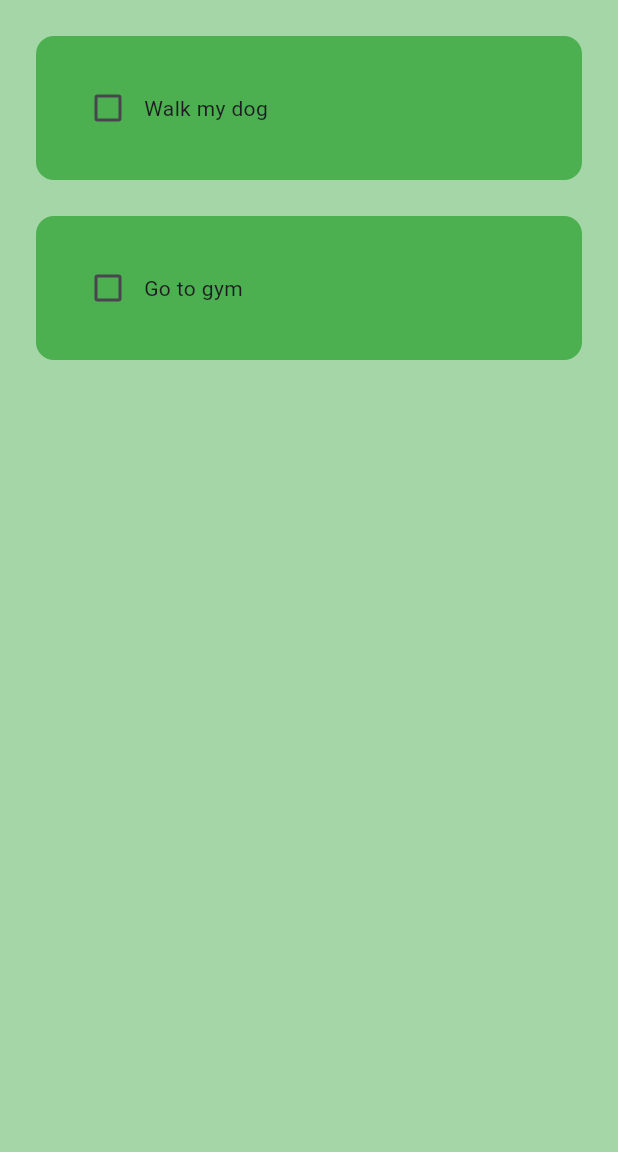
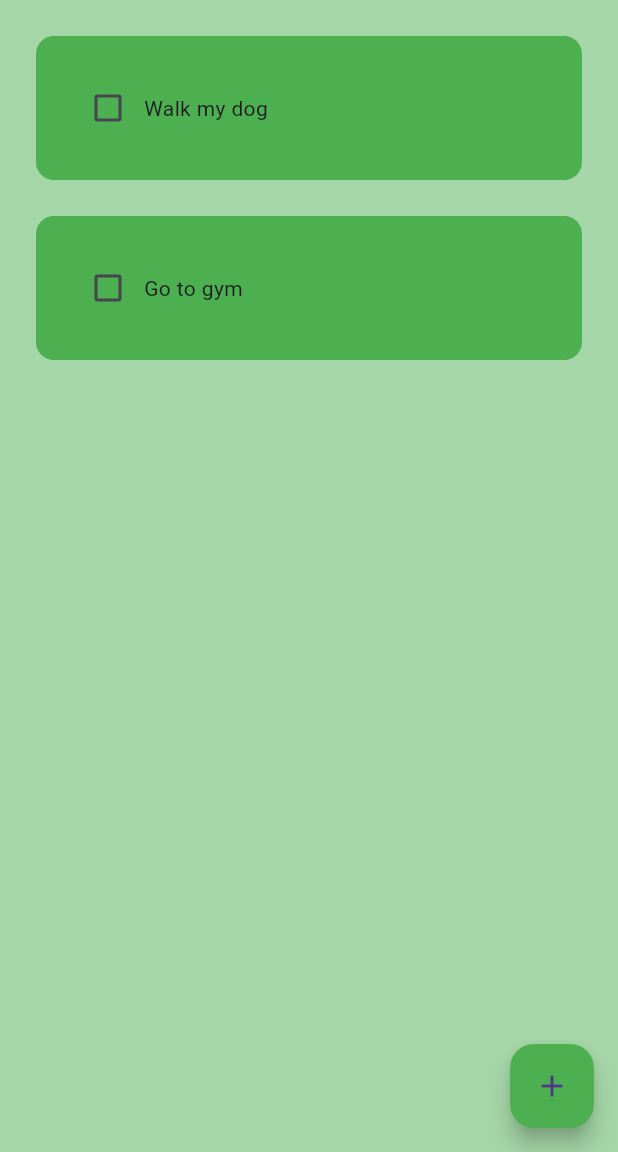
Before and after one commit to Raftouch/todo-app-flutter, a Flutter app: the screen it shows after launch, on a phone screen of 412 x 824 dp, the part 84-1236 px from its top. Run offline on Flutter 3.47's test engine with Material 3 defaults, Android fonts, the phone set to English and light mode, and no system bars.

Commit message:
add new task button

```diff
--- a/lib/pages/home_page.dart
+++ b/lib/pages/home_page.dart
@@ -31,6 +31,11 @@ class _HomePageState extends State<HomePage> {
           title: const Text('To Do'),
           elevation: 0,
         ),
+        floatingActionButton: FloatingActionButton(
+          onPressed: () {},
+          backgroundColor: Colors.green,
+          child: const Icon(Icons.add),
+        ),
         body: ListView.builder(
           itemCount: todoList.length,
           itemBuilder: (context, index) {
```
